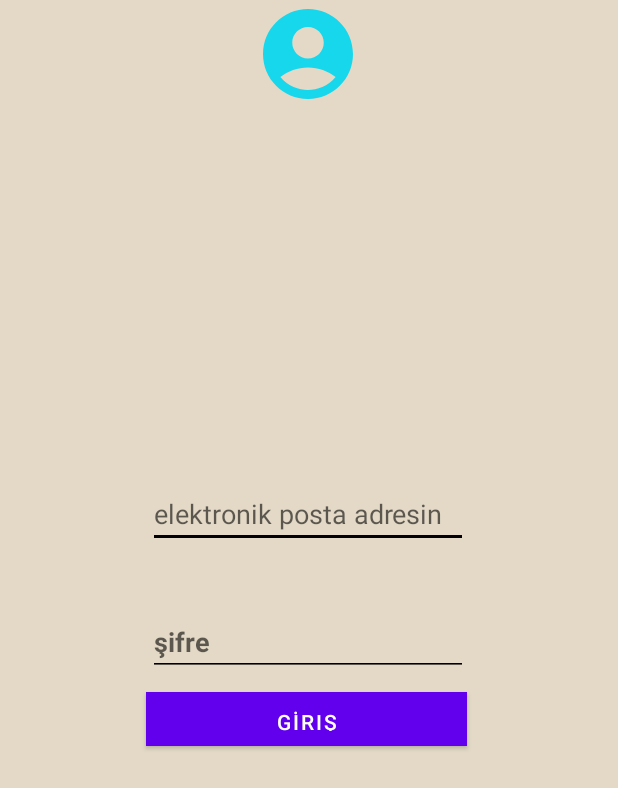
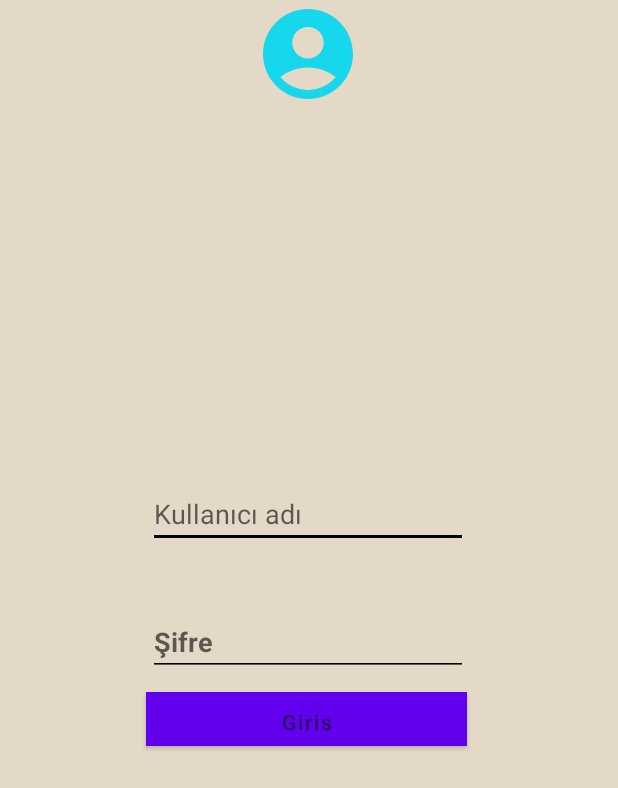
Before and after one commit to ENGINCN55/Login_ekrani_projem, an Android app: the screen it shows after launch (MainActivity), on a phone screen of 412 x 824 dp. Shown: the top 788 px of the screen. Run offline under Robolectric (Android 15) with nearby library versions, the phone set to English and light mode, and no system bars.

Commit message:
çoklu dil işlevi konuldu

```diff
--- a/app/src/main/res/layout/activity_main.xml
+++ b/app/src/main/res/layout/activity_main.xml
@@ -28,7 +28,7 @@
         android:layout_marginBottom="40dp"
         android:backgroundTint="#020101"
         android:ems="10"
-        android:hint="elektronik posta adresin"
+        android:hint="@string/kullaniciAdi"
         android:inputType="textEmailAddress"
         app:layout_constraintBottom_toTopOf="@+id/editTextNumberPassword"
         app:layout_constraintEnd_toEndOf="parent"
@@ -45,7 +45,7 @@
         android:layout_marginBottom="373dp"
         android:backgroundTint="#000000"
         android:ems="10"
-        android:hint="şifre"
+        android:hint="@string/sifrfe"
         android:inputType="numberPassword"
         android:textAlignment="viewStart"
         android:textColor="#2A96EC"
@@ -64,8 +64,7 @@
         android:layout_marginEnd="112dp"
         android:layout_marginBottom="272dp"
         android:background="#DF1A1A"
-        android:hint="Gİriş"
-        android:text="Gİriş"
+        android:hint="@string/buttonYazi"
         app:layout_constraintBottom_toTopOf="@+id/textView"
         app:layout_constraintEnd_toEndOf="parent"
         app:layout_constraintHorizontal_bias="0.272"
--- a/app/src/main/res/values/strings.xml
+++ b/app/src/main/res/values/strings.xml
@@ -1,3 +1,7 @@
 <resources>
     <string name="app_name">Login_ekranı_projem</string>
+    <string name="kullaniciAdi">Kullanıcı adı</string>
+    <string name="sifrfe" translatable="true">Şifre</string>
+    <string name="buttonYazi" translatable="true">Giriş</string>
+
 </resources>
```
Also changed, not shown: 1 other file.
